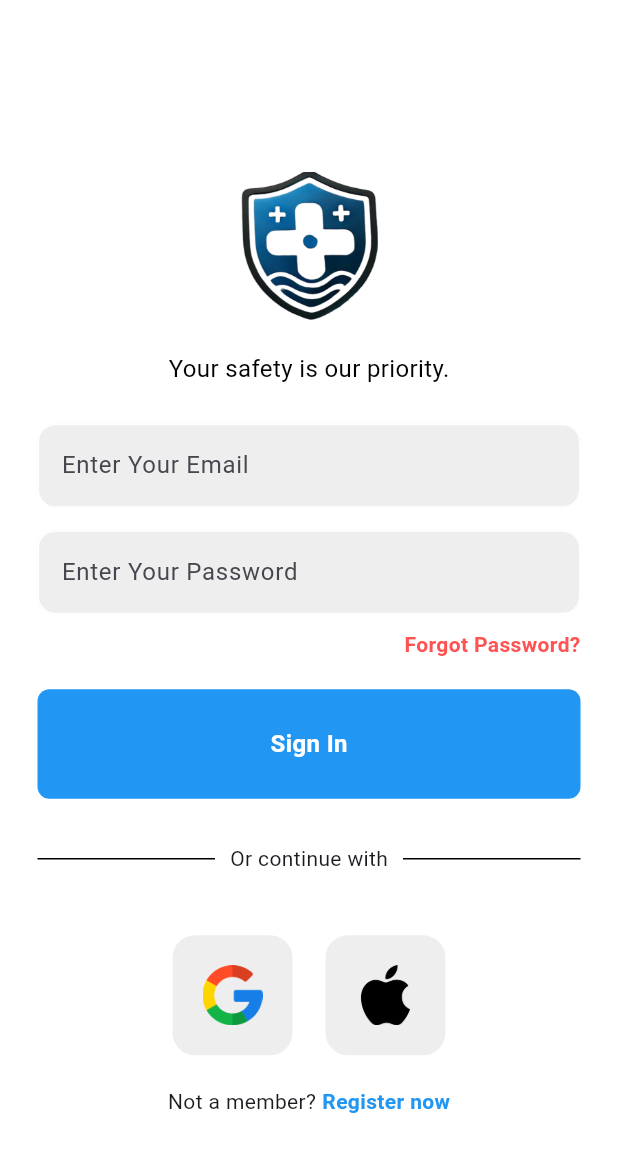
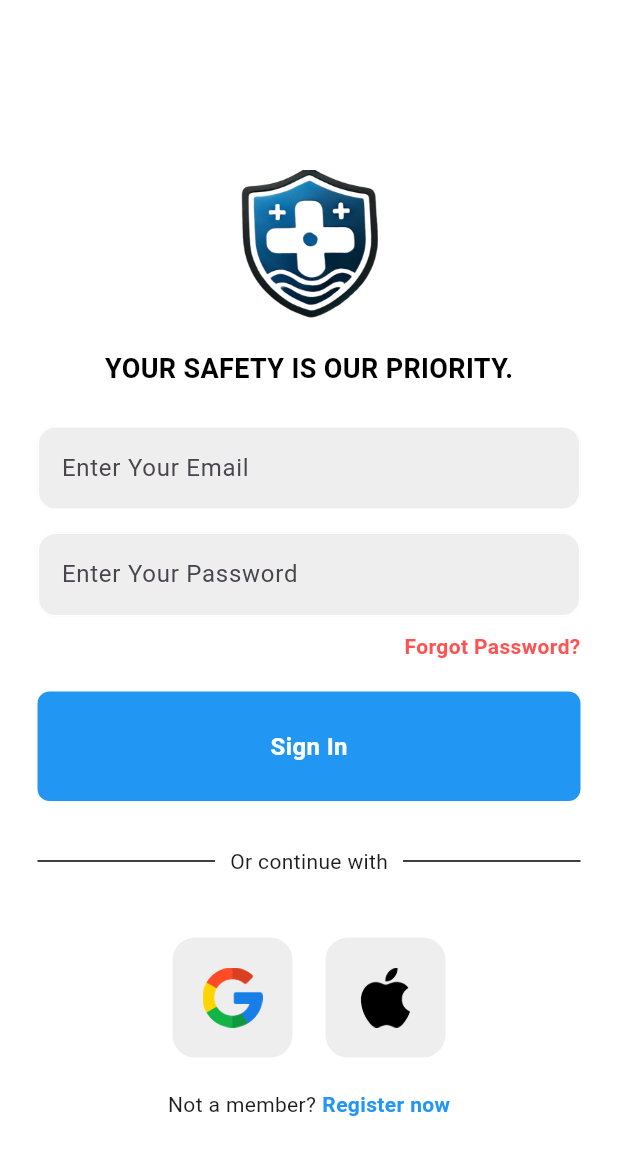
Before and after one commit to HinguralaWijesingha/Final_Project, a Flutter app: the screen it shows after launch, after a tap on "Skip", after a tap on "Let's Sign in First", on a phone screen of 412 x 824 dp. Shown: the top 1155 px of the screen. Run offline on Flutter 3.47's test engine with Material 3 defaults, Android fonts, the phone set to English and light mode, and no system bars; our stand-ins replace firebase_auth, firebase_core, shared_preferences, smooth_page_indicator; accounts and stored records are empty; network calls fail; Roboto replaces fonts that are missing (Poppins).

Commit message:
change in login page

```diff
--- a/lib/pages/login_page.dart
+++ b/lib/pages/login_page.dart
@@ -113,11 +113,12 @@ class _LoginPageState extends State<LoginPage> {
 
                 const SizedBox(height: 20),
 
-                const Text(
-                  "Your safety is our priority.",
+                 Text(
+                  "Your safety is our priority.".toUpperCase(),
                   style: TextStyle(
                     color: Colors.black,
-                    fontSize: 16,
+                    fontWeight: FontWeight.bold,
+                    fontSize: 18,
                   ),
                 ),
 
```
